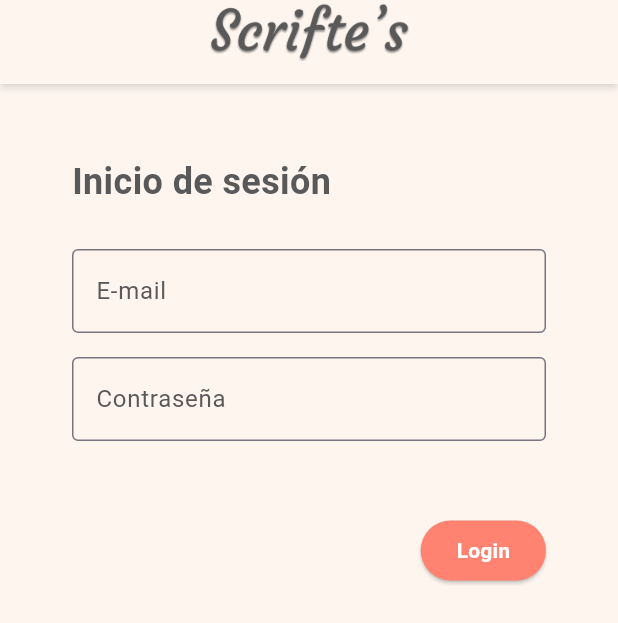
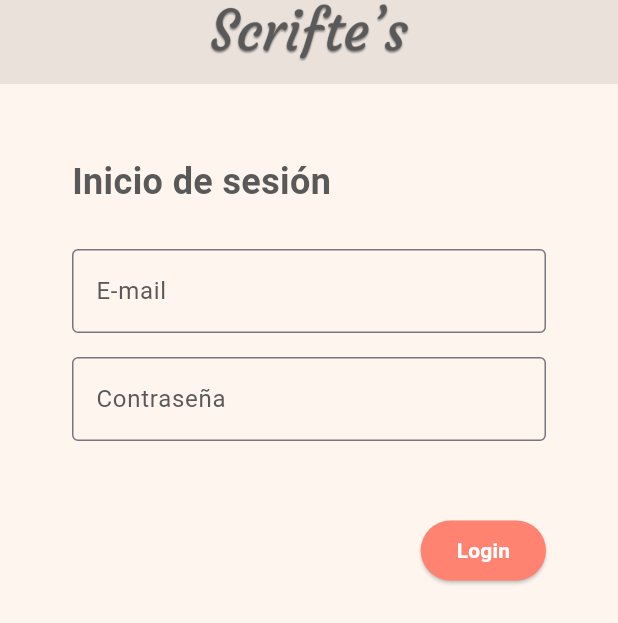
Before and after one commit to ruferson/scriftes_project, a Flutter app: the screen it shows after launch, on a phone screen of 412 x 824 dp. Shown: the top 623 px of the screen. Run offline on Flutter 3.47's test engine with Material 3 defaults, Android fonts, the phone set to English and light mode, and no system bars; our stand-ins replace cloud_firestore, firebase_auth, firebase_core, shared_preferences; accounts and stored records are empty.

Commit message:
Fix: Change bars colors and heights

```diff
--- a/lib/screens/app.dart
+++ b/lib/screens/app.dart
@@ -119,6 +119,7 @@ class _MyAppState extends State<MyApp> {
             ),
             body: _getBodyWidget(_selectedIndex, widget.settingsController),
             bottomNavigationBar: BottomNavigationBar(
+              elevation: 0,
               type: BottomNavigationBarType.fixed,
               items: const <BottomNavigationBarItem>[
                 BottomNavigationBarItem(
@@ -145,7 +146,7 @@ class _MyAppState extends State<MyApp> {
               currentIndex: _selectedIndex,
               onTap: _onItemTapped,
               backgroundColor: ColorRepository.getColor(
-                  ColorName.primaryColor, widget.settingsController.themeMode),
+                  ColorName.barColor, widget.settingsController.themeMode),
               selectedItemColor: ColorRepository.getColor(
                   ColorName.specialColor, widget.settingsController.themeMode),
               unselectedItemColor: ColorRepository.getColor(
@@ -176,19 +177,11 @@ class ScriftesAppBar extends StatelessWidget {
 
   @override
   Widget build(BuildContext context) {
-    return Container(
-      decoration: const BoxDecoration(boxShadow: [
-        BoxShadow(
-          color: Color.fromARGB(41, 0, 0, 0),
-          offset: Offset(0, 2.0),
-          blurRadius: 4.0,
-        )
-      ]),
-      child: AppBar(
+    return AppBar(
       centerTitle: true,
       toolbarHeight: toolbarHeight,
       backgroundColor: ColorRepository.getColor(
-            ColorName.primaryColor, widget.settingsController.themeMode),
+          ColorName.barColor, widget.settingsController.themeMode),
       title: Image.asset(
         widget.settingsController.themeMode == ThemeMode.light
             ? 'assets/images/logo.png'
@@ -198,7 +191,6 @@ class ScriftesAppBar extends StatelessWidget {
         width: 180,
         semanticLabel: 'Scrifte\'s logo',
       ),
-      ),
     );
   }
 }
--- a/lib/themes/color_repository.dart
+++ b/lib/themes/color_repository.dart
@@ -9,6 +9,7 @@ enum ColorName {
   specialColor,
   transpSpecialColor,
   brownTextColor,
+  barColor,
 }
 
 class ColorRepository {
@@ -20,7 +21,8 @@ class ColorRepository {
     ColorName.secondaryTextColor: const Color(0xFF919190),
     ColorName.specialColor: const Color(0xFFFF8370),
     ColorName.transpSpecialColor: const Color.fromARGB(50, 255, 131, 112),
-    ColorName.brownTextColor: const Color(0xFFA52A2A)
+    ColorName.brownTextColor: const Color(0xFFA52A2A),
+    ColorName.barColor: const Color(0xFFEAE1DB),
   };
 
   static final _darkColors = {
@@ -31,7 +33,8 @@ class ColorRepository {
     ColorName.secondaryTextColor: const Color(0xFFBDBDBD),
     ColorName.specialColor: const Color(0xFFC85329),
     ColorName.transpSpecialColor: const Color.fromARGB(50, 200, 83, 41),
-    ColorName.brownTextColor: const Color(0xFF8B4513)
+    ColorName.brownTextColor: const Color(0xFF8B4513),
+    ColorName.barColor: const Color(0xFFEAE1DB),
   };
 
   static Color getColor(ColorName colorName, ThemeMode themeMode) {
@@ -39,4 +42,10 @@ class ColorRepository {
         themeMode == ThemeMode.light ? _lightColors : _darkColors;
     return selectedTheme[colorName] ?? Colors.transparent;
   }
+
+  static Color getOppositeColor(ColorName colorName, ThemeMode themeMode) {
+    final oppositeTheme =
+        themeMode == ThemeMode.light ? _darkColors : _lightColors;
+    return oppositeTheme[colorName] ?? Colors.transparent;
+  }
 }
```
Lines whose indentation alone changed are shown as unchanged.
